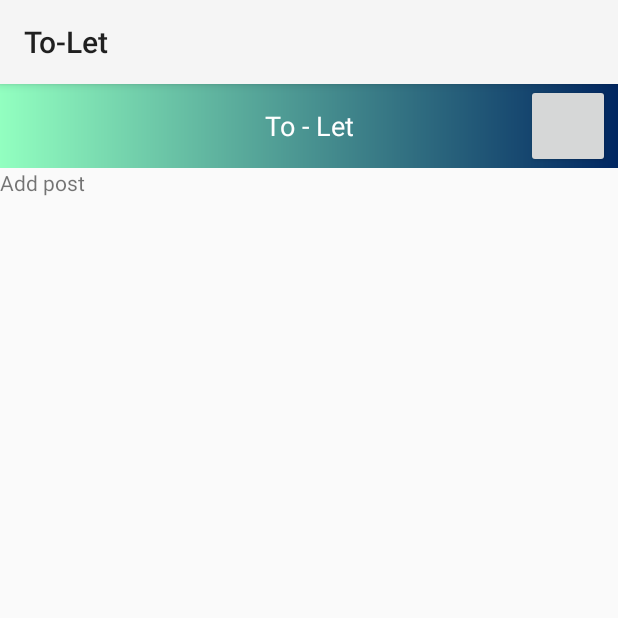
After one commit to Md-Salauddin/To-Let_Android_Project, an Android app: the fragment AddPostFragment placed in its activity, on a phone screen of 412 x 824 dp, the top half of it. The commit adds this screen. Run offline under Robolectric (Android 15) with nearby library versions, the light colour scheme and no system bars; libraries missing offline, so code that uses them is left out: com.nightonke.boommenu; plain views replace BoomMenuButton; 1 statement that could not run was skipped.

Commit message:
set fragment of bottom bar button

```diff
--- /dev/null
+++ b/app/src/main/java/com/example/mohammadsk/to_let/Fragment/AddPostFragment.java
@@ -0,0 +1,25 @@
+package com.example.mohammadsk.to_let.Fragment;
+
+import android.app.Fragment;
+import android.os.Bundle;
+import android.support.annotation.Nullable;
+import android.view.LayoutInflater;
+import android.view.View;
+import android.view.ViewGroup;
+
+import com.example.mohammadsk.to_let.R;
+
+/**
+ * Created by MohammadSk on 30-Oct-17.
+ */
+
+public class AddPostFragment extends Fragment {
+
+    @Nullable
+    @Override
+    public View onCreateView(LayoutInflater inflater, @Nullable ViewGroup container, Bundle savedInstanceState) {
+        View view;
+        view = inflater.inflate(R.layout.fragment_add_post_layout, container, false);
+        return view;
+    }
+}
--- /dev/null
+++ b/app/src/main/java/com/example/mohammadsk/to_let/Main3Activity.java
@@ -0,0 +1,43 @@
+package com.example.mohammadsk.to_let;
+
+import android.app.Fragment;
+import android.app.FragmentManager;
+import android.app.FragmentTransaction;
+import android.support.v7.app.AppCompatActivity;
+import android.os.Bundle;
+
+import com.example.mohammadsk.to_let.Fragment.AddPostFragment;
+import com.example.mohammadsk.to_let.Fragment.UploadImageFragment;
+import com.example.mohammadsk.to_let.Fragment.UserProfileFragment;
+
+public class Main3Activity extends AppCompatActivity {
+
+    @Override
+    protected void onCreate(Bundle savedInstanceState) {
+        super.onCreate(savedInstanceState);
+        setContentView(R.layout.activity_main3);
+
+        String button = getIntent().getStringExtra("button");
+
+        switch (button){
+            case "1":
+                loadFragment(new UserProfileFragment());
+                break;
+            case "2":
+                loadFragment(new UploadImageFragment());
+                break;
+            case "3":
+                loadFragment(new AddPostFragment());
+                break;
+        }
+
+    }
+
+    private void loadFragment(Fragment fragment){
+        FragmentManager fragmentManager = getFragmentManager();
+        FragmentTransaction fragmentTransaction = fragmentManager.beginTransaction();
+        fragmentTransaction.replace(R.id.frameLayout2, fragment);
+        fragmentTransaction.commit();
+    }
+
+}
--- /dev/null
+++ b/app/src/main/res/layout/activity_main3.xml
@@ -0,0 +1,15 @@
+<?xml version="1.0" encoding="utf-8"?>
+<LinearLayout
+    xmlns:android="http://schemas.android.com/apk/res/android"
+    xmlns:app="http://schemas.android.com/apk/res-auto"
+    xmlns:tools="http://schemas.android.com/tools"
+    android:layout_width="match_parent"
+    android:layout_height="match_parent"
+    tools:context="com.example.mohammadsk.to_let.Main3Activity">
+
+    <FrameLayout
+        android:id="@+id/frameLayout2"
+        android:layout_width="match_parent"
+        android:layout_height="match_parent">
+    </FrameLayout>
+</LinearLayout>
--- /dev/null
+++ b/app/src/main/res/layout/fragment_add_post_layout.xml
@@ -0,0 +1,37 @@
+<?xml version="1.0" encoding="utf-8"?>
+<LinearLayout
+    xmlns:android="http://schemas.android.com/apk/res/android"
+    android:layout_width="match_parent"
+    android:layout_height="match_parent"
+    android:orientation="vertical">
+
+    <include
+        layout="@layout/tool_bar"
+        android:layout_width="match_parent"
+        android:layout_height="wrap_content"/>
+    <!--
+    <LinearLayout
+        android:layout_width="match_parent"
+        android:layout_height="wrap_content"
+        android:orientation="horizontal">
+
+        <Spinner
+            android:id="@+id/spinnerCity"
+            android:layout_width="wrap_content"
+            android:layout_height="wrap_content" />
+        <Spinner
+            android:id="@+id/spinnerZone"
+            android:layout_width="wrap_content"
+            android:layout_height="wrap_content" />
+        <Spinner
+            android:id="@+id/spinnerDistrict"
+            android:layout_width="wrap_content"
+            android:layout_height="wrap_content" />
+    </LinearLayout>
+    -->
+    <TextView
+        android:layout_width="match_parent"
+        android:layout_height="match_parent"
+        android:text="Add post"/>
+
+</LinearLayout>
```
Also changed, not shown: app/src/main/AndroidManifest.xml (+4 -3 lines), app/src/main/java/com/example/mohammadsk/to_let/Fragment/UploadImageFragment.java (added, +25 -0 lines), app/src/main/java/com/example/mohammadsk/to_let/Fragment/UserProfileFragment.java (added, +25 -0 lines), app/src/main/java/com/example/mohammadsk/to_let/Main2Activity.java (+15 -6 lines), app/src/main/res/layout/fragment_profile_layout.xml (added, +18 -0 lines), app/src/main/res/layout/fragment_upload_image_layout.xml (added, +18 -0 lines).
